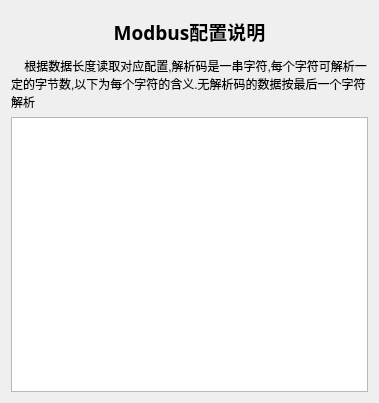
Above: src/form/dialogmodbus.ui from whx110123/nettool before the change. Below: the same form after it.
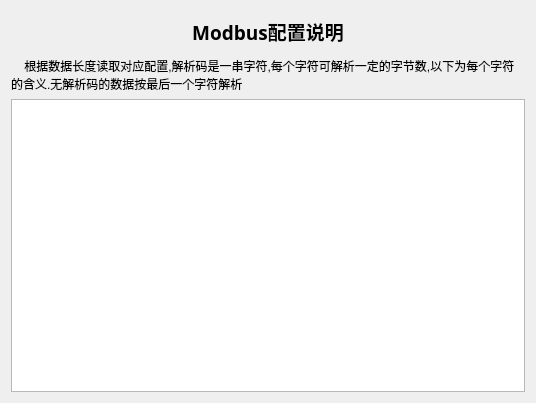
That is the form after the change.

What changed in the file:
```diff
--- a/src/form/dialogmodbus.ui
+++ b/src/form/dialogmodbus.ui
@@ -6,7 +6,7 @@
    <rect>
     <x>0</x>
     <y>0</y>
-    <width>379</width>
+    <width>536</width>
     <height>403</height>
    </rect>
   </property>
```
